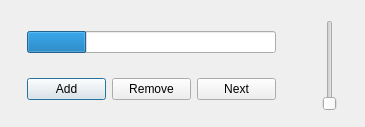
Old version of the form dialog.ui in the repository nguyenchiemminhvu/TestQMediaPlayer.
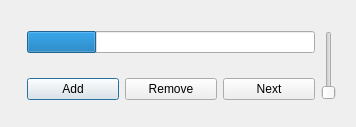
New version of the form.

Commit message: update user interface

```diff
--- a/dialog.ui
+++ b/dialog.ui
@@ -6,35 +6,24 @@
    <rect>
     <x>0</x>
     <y>0</y>
-    <width>365</width>
+    <width>356</width>
     <height>127</height>
    </rect>
   </property>
   <property name="windowTitle">
    <string>Dialog</string>
   </property>
-  <widget class="QSlider" name="verticalSlider">
-   <property name="geometry">
-    <rect>
-     <x>320</x>
-     <y>20</y>
-     <width>20</width>
-     <height>91</height>
-    </rect>
-   </property>
-   <property name="orientation">
-    <enum>Qt::Vertical</enum>
-   </property>
-  </widget>
   <widget class="QWidget" name="">
    <property name="geometry">
     <rect>
      <x>16</x>
      <y>20</y>
-     <width>271</width>
+     <width>331</width>
      <height>91</height>
     </rect>
    </property>
+   <layout class="QHBoxLayout" name="horizontalLayout_2">
+    <item>
    <layout class="QVBoxLayout" name="verticalLayout">
     <item>
      <widget class="QProgressBar" name="progressBar">
@@ -83,6 +72,15 @@
        </widget>
       </item>
      </layout>
+      </item>
+     </layout>
+    </item>
+    <item>
+     <widget class="QSlider" name="verticalSlider">
+      <property name="orientation">
+       <enum>Qt::Vertical</enum>
+      </property>
+     </widget>
     </item>
    </layout>
   </widget>
```
Lines whose indentation alone changed are shown as unchanged.
